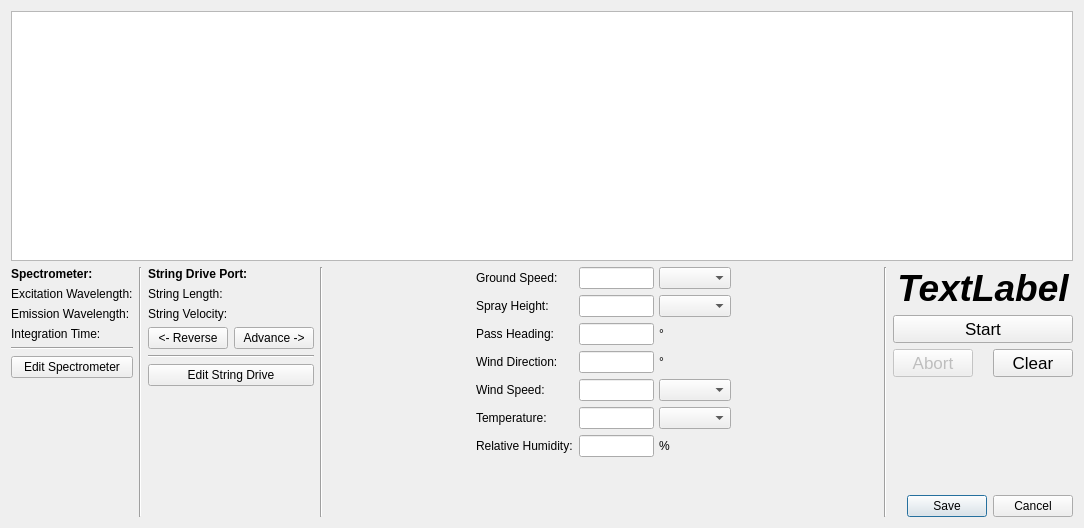
gill14/AccuPatt, file resources/readString.ui: the form before one commit.
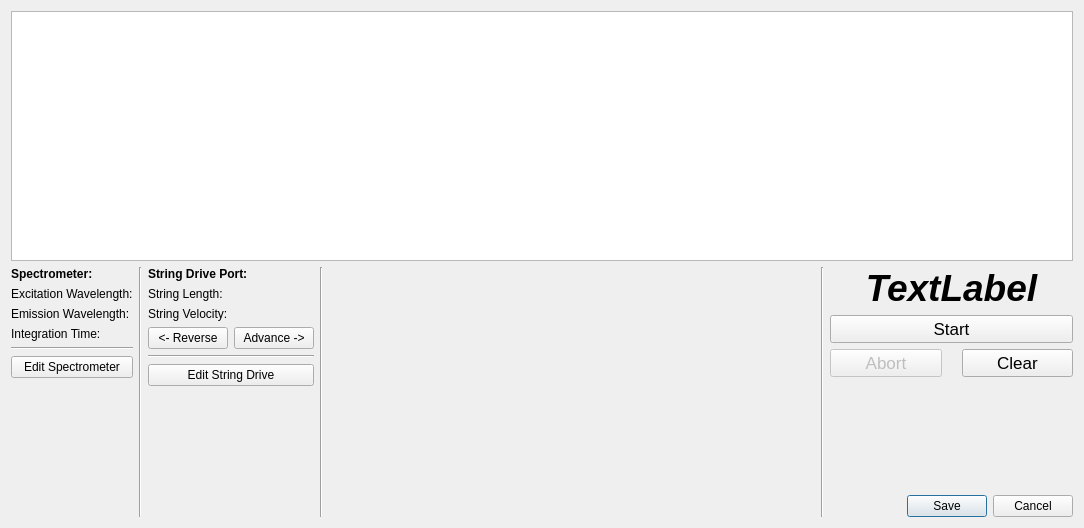
The form after the commit. Custom widgets are drawn as their Qt base class.

Commit message: passInfoWidget, setting-ize pass/sprayCard

Diff of the .ui file:
```diff
--- a/resources/readString.ui
+++ b/resources/readString.ui
@@ -200,399 +200,7 @@
       </spacer>
      </item>
      <item>
-      <layout class="QFormLayout" name="formLayout">
-       <item row="0" column="0">
-        <widget class="QLabel" name="label">
-         <property name="text">
-          <string>Ground Speed:</string>
-         </property>
-        </widget>
-       </item>
-       <item row="0" column="1">
-        <layout class="QHBoxLayout" name="horizontalLayout_4">
-         <property name="spacing">
-          <number>5</number>
-         </property>
-         <property name="sizeConstraint">
-          <enum>QLayout::SetDefaultConstraint</enum>
-         </property>
-         <property name="leftMargin">
-          <number>0</number>
-         </property>
-         <property name="topMargin">
-          <number>0</number>
-         </property>
-         <property name="bottomMargin">
-          <number>0</number>
-         </property>
-         <item>
-          <widget class="QLineEdit" name="lineEditGS">
-           <property name="sizePolicy">
-            <sizepolicy hsizetype="Preferred" vsizetype="Fixed">
-             <horstretch>0</horstretch>
-             <verstretch>0</verstretch>
-            </sizepolicy>
-           </property>
-           <property name="maximumSize">
-            <size>
-             <width>75</width>
-             <height>16777215</height>
-            </size>
-           </property>
-          </widget>
-         </item>
-         <item>
-          <widget class="QComboBox" name="comboBoxUnitsGS">
-           <property name="sizePolicy">
-            <sizepolicy hsizetype="Expanding" vsizetype="Fixed">
-             <horstretch>0</horstretch>
-             <verstretch>0</verstretch>
-            </sizepolicy>
-           </property>
-           <property name="minimumSize">
-            <size>
-             <width>60</width>
-             <height>0</height>
-            </size>
-           </property>
-           <property name="sizeAdjustPolicy">
-            <enum>QComboBox::AdjustToContents</enum>
-           </property>
-          </widget>
-         </item>
-        </layout>
-       </item>
-       <item row="1" column="0">
-        <widget class="QLabel" name="label_2">
-         <property name="text">
-          <string>Spray Height:</string>
-         </property>
-        </widget>
-       </item>
-       <item row="1" column="1">
-        <layout class="QHBoxLayout" name="horizontalLayout_5">
-         <property name="spacing">
-          <number>5</number>
-         </property>
-         <property name="sizeConstraint">
-          <enum>QLayout::SetDefaultConstraint</enum>
-         </property>
-         <property name="leftMargin">
-          <number>0</number>
-         </property>
-         <property name="topMargin">
-          <number>0</number>
-         </property>
-         <property name="bottomMargin">
-          <number>0</number>
-         </property>
-         <item>
-          <widget class="QLineEdit" name="lineEditSH">
-           <property name="sizePolicy">
-            <sizepolicy hsizetype="Preferred" vsizetype="Fixed">
-             <horstretch>0</horstretch>
-             <verstretch>0</verstretch>
-            </sizepolicy>
-           </property>
-           <property name="maximumSize">
-            <size>
-             <width>75</width>
-             <height>16777215</height>
-            </size>
-           </property>
-          </widget>
-         </item>
-         <item>
-          <widget class="QComboBox" name="comboBoxUnitsSH">
-           <property name="sizePolicy">
-            <sizepolicy hsizetype="Expanding" vsizetype="Fixed">
-             <horstretch>0</horstretch>
-             <verstretch>0</verstretch>
-            </sizepolicy>
-           </property>
-           <property name="minimumSize">
-            <size>
-             <width>60</width>
-             <height>0</height>
-            </size>
-           </property>
-           <property name="sizeAdjustPolicy">
-            <enum>QComboBox::AdjustToContents</enum>
-           </property>
-          </widget>
-         </item>
-        </layout>
-       </item>
-       <item row="2" column="0">
-        <widget class="QLabel" name="label_3">
-         <property name="text">
-          <string>Pass Heading:</string>
-         </property>
-        </widget>
-       </item>
-       <item row="2" column="1">
-        <layout class="QHBoxLayout" name="horizontalLayout_6">
-         <property name="spacing">
-          <number>5</number>
-         </property>
-         <property name="sizeConstraint">
-          <enum>QLayout::SetDefaultConstraint</enum>
-         </property>
-         <property name="leftMargin">
-          <number>0</number>
-         </property>
-         <property name="topMargin">
-          <number>0</number>
-         </property>
-         <property name="bottomMargin">
-          <number>0</number>
-         </property>
-         <item>
-          <widget class="QLineEdit" name="lineEditPH">
-           <property name="sizePolicy">
-            <sizepolicy hsizetype="Preferred" vsizetype="Fixed">
-             <horstretch>0</horstretch>
-             <verstretch>0</verstretch>
-            </sizepolicy>
-           </property>
-           <property name="maximumSize">
-            <size>
-             <width>75</width>
-             <height>16777215</height>
-            </size>
-           </property>
-          </widget>
-         </item>
-         <item>
-          <widget class="QLabel" name="label_6">
-           <property name="text">
-            <string>°</string>
-           </property>
-          </widget>
-         </item>
-        </layout>
-       </item>
-       <item row="3" column="0">
-        <widget class="QLabel" name="label_4">
-         <property name="text">
-          <string>Wind Direction:</string>
-         </property>
-        </widget>
-       </item>
-       <item row="3" column="1">
-        <layout class="QHBoxLayout" name="horizontalLayout_7">
-         <property name="spacing">
-          <number>5</number>
-         </property>
-         <property name="sizeConstraint">
-          <enum>QLayout::SetDefaultConstraint</enum>
-         </property>
-         <property name="leftMargin">
-          <number>0</number>
-         </property>
-         <property name="topMargin">
-          <number>0</number>
-         </property>
-         <property name="bottomMargin">
-          <number>0</number>
-         </property>
-         <item>
-          <widget class="QLineEdit" name="lineEditWD">
-           <property name="sizePolicy">
-            <sizepolicy hsizetype="Preferred" vsizetype="Fixed">
-             <horstretch>0</horstretch>
-             <verstretch>0</verstretch>
-            </sizepolicy>
-           </property>
-           <property name="maximumSize">
-            <size>
-             <width>75</width>
-             <height>16777215</height>
-            </size>
-           </property>
-          </widget>
-         </item>
-         <item>
-          <widget class="QLabel" name="label_7">
-           <property name="text">
-            <string>°</string>
-           </property>
-          </widget>
-         </item>
-        </layout>
-       </item>
-       <item row="4" column="0">
-        <widget class="QLabel" name="label_5">
-         <property name="text">
-          <string>Wind Speed:</string>
-         </property>
-        </widget>
-       </item>
-       <item row="4" column="1">
-        <layout class="QHBoxLayout" name="horizontalLayout_8">
-         <property name="spacing">
-          <number>5</number>
-         </property>
-         <property name="sizeConstraint">
-          <enum>QLayout::SetDefaultConstraint</enum>
-         </property>
-         <property name="leftMargin">
-          <number>0</number>
-         </property>
-         <property name="topMargin">
-          <number>0</number>
-         </property>
-         <property name="bottomMargin">
-          <number>0</number>
-         </property>
-         <item>
-          <widget class="QLineEdit" name="lineEditWS">
-           <property name="sizePolicy">
-            <sizepolicy hsizetype="Preferred" vsizetype="Fixed">
-             <horstretch>0</horstretch>
-             <verstretch>0</verstretch>
-            </sizepolicy>
-           </property>
-           <property name="maximumSize">
-            <size>
-             <width>75</width>
-             <height>16777215</height>
-            </size>
-           </property>
-          </widget>
-         </item>
-         <item>
-          <widget class="QComboBox" name="comboBoxUnitsWS">
-           <property name="sizePolicy">
-            <sizepolicy hsizetype="Expanding" vsizetype="Fixed">
-             <horstretch>0</horstretch>
-             <verstretch>0</verstretch>
-            </sizepolicy>
-           </property>
-           <property name="minimumSize">
-            <size>
-             <width>60</width>
-             <height>0</height>
-            </size>
-           </property>
-           <property name="sizeAdjustPolicy">
-            <enum>QComboBox::AdjustToContents</enum>
-           </property>
-          </widget>
-         </item>
-        </layout>
-       </item>
-       <item row="5" column="0">
-        <widget class="QLabel" name="label_8">
-         <property name="text">
-          <string>Temperature:</string>
-         </property>
-        </widget>
-       </item>
-       <item row="5" column="1">
-        <layout class="QHBoxLayout" name="horizontalLayout_9">
-         <property name="spacing">
-          <number>5</number>
-         </property>
-         <property name="sizeConstraint">
-          <enum>QLayout::SetDefaultConstraint</enum>
-         </property>
-         <property name="leftMargin">
-          <number>0</number>
-         </property>
-         <property name="topMargin">
-          <number>0</number>
-         </property>
-         <property name="bottomMargin">
-          <number>0</number>
-         </property>
-         <item>
-          <widget class="QLineEdit" name="lineEditT">
-           <property name="sizePolicy">
-            <sizepolicy hsizetype="Preferred" vsizetype="Fixed">
-             <horstretch>0</horstretch>
-             <verstretch>0</verstretch>
-            </sizepolicy>
-           </property>
-           <property name="maximumSize">
-            <size>
-             <width>75</width>
-             <height>16777215</height>
-            </size>
-           </property>
-          </widget>
-         </item>
-         <item>
-          <widget class="QComboBox" name="comboBoxUnitsT">
-           <property name="sizePolicy">
-            <sizepolicy hsizetype="Expanding" vsizetype="Fixed">
-             <horstretch>0</horstretch>
-             <verstretch>0</verstretch>
-            </sizepolicy>
-           </property>
-           <property name="minimumSize">
-            <size>
-             <width>60</width>
-             <height>0</height>
-            </size>
-           </property>
-           <property name="sizeAdjustPolicy">
-            <enum>QComboBox::AdjustToContents</enum>
-           </property>
-          </widget>
-         </item>
-        </layout>
-       </item>
-       <item row="6" column="0">
-        <widget class="QLabel" name="label_10">
-         <property name="text">
-          <string>Relative Humidity:</string>
-         </property>
-        </widget>
-       </item>
-       <item row="6" column="1">
-        <layout class="QHBoxLayout" name="horizontalLayout_10">
-         <property name="spacing">
-          <number>5</number>
-         </property>
-         <property name="sizeConstraint">
-          <enum>QLayout::SetDefaultConstraint</enum>
-         </property>
-         <property name="leftMargin">
-          <number>0</number>
-         </property>
-         <property name="topMargin">
-          <number>0</number>
-         </property>
-         <property name="bottomMargin">
-          <number>0</number>
-         </property>
-         <item>
-          <widget class="QLineEdit" name="lineEditH">
-           <property name="sizePolicy">
-            <sizepolicy hsizetype="Preferred" vsizetype="Fixed">
-             <horstretch>0</horstretch>
-             <verstretch>0</verstretch>
-            </sizepolicy>
-           </property>
-           <property name="maximumSize">
-            <size>
-             <width>75</width>
-             <height>16777215</height>
-            </size>
-           </property>
-          </widget>
-         </item>
-         <item>
-          <widget class="QLabel" name="label_9">
-           <property name="text">
-            <string>%</string>
-           </property>
-          </widget>
-         </item>
-        </layout>
-       </item>
-      </layout>
+      <widget class="PassInfoWidget" name="passInfoWidget" native="true"/>
      </item>
      <item>
       <spacer name="horizontalSpacer_3">
@@ -727,6 +335,12 @@
    <extends>QGraphicsView</extends>
    <header>pyqtgraph</header>
   </customwidget>
+  <customwidget>
+   <class>PassInfoWidget</class>
+   <extends>QWidget</extends>
+   <header>accupatt/widgets/passinfowidget.h</header>
+   <container>1</container>
+  </customwidget>
  </customwidgets>
  <resources/>
  <connections>
```
The commit also changes 18 other files.
